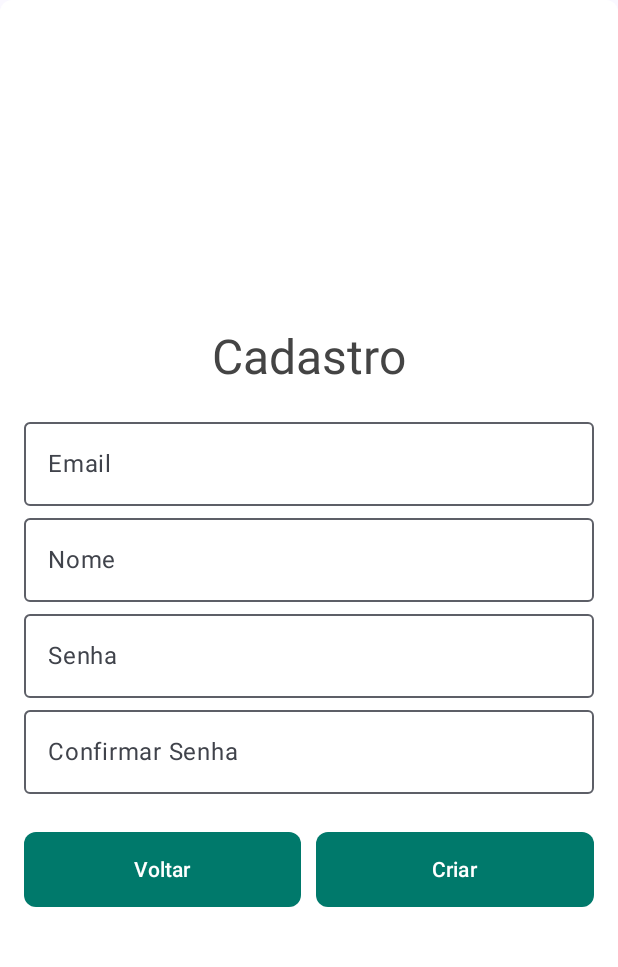
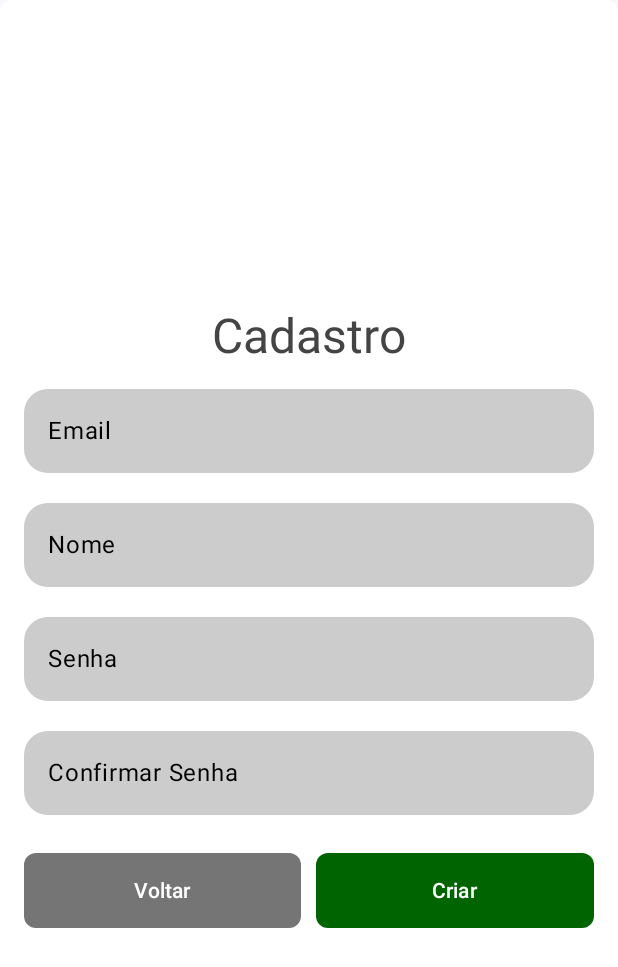
Before and after one commit to leonardobarral/challenge_loca_web, an Android app built with Jetpack Compose: the CreateUserScreen screen opened through its navigation route, on a phone screen of 412 x 824 dp. Shown: the top 967 px of the screen. Run offline under Robolectric (Android 15) with nearby library versions, the phone set to English and light mode, and no system bars; our stand-ins replace Room's generated code, livedata-compose.

Commit message:
feat: modificações no layout de loguin e cadastro

```diff
--- a/app/src/main/java/br/com/fiap/mailmaster/ui/screens/CreateUserScreen.kt
+++ b/app/src/main/java/br/com/fiap/mailmaster/ui/screens/CreateUserScreen.kt
@@ -16,6 +16,8 @@ import androidx.compose.material3.ButtonDefaults
 import androidx.compose.material3.OutlinedTextField
 import androidx.compose.material3.Surface
 import androidx.compose.material3.Text
+import androidx.compose.material3.TextField
+import androidx.compose.material3.TextFieldDefaults
 import androidx.compose.runtime.Composable
 import androidx.compose.runtime.mutableStateOf
 import androidx.compose.runtime.remember
@@ -119,27 +121,57 @@ fun CreateUserScreen(navController: NavController, viewModel: ViewModel) {
                 modifier = Modifier.padding(bottom = 16.dp)
             )
 
-            OutlinedTextField(
+            TextField(
                 value = userEmail.value,
                 onValueChange = {
                     userEmail.value = it
                     alertEmail.value = false
                 }, label = { Text(text = "Email") },
-                modifier = Modifier.fillMaxWidth()
+                modifier = Modifier.fillMaxWidth(),
+                colors = TextFieldDefaults.colors(
+                    unfocusedPlaceholderColor = Color.LightGray,
+                    focusedPlaceholderColor = Color.LightGray,
+                    unfocusedIndicatorColor = Color.Transparent,
+                    focusedIndicatorColor = Color.Transparent,
+                    focusedContainerColor = Color.LightGray,
+                    unfocusedContainerColor = Color.LightGray,
+                    unfocusedTextColor = Color.Black,
+                    focusedTextColor = Color.Black,
+                    focusedLabelColor = Color.Black,
+                    unfocusedLabelColor = Color.Black,
+                    cursorColor = Color.Black,
+
+                    ),
+                shape = RoundedCornerShape(16.dp)
             )
+            Spacer(modifier = Modifier.height(20.dp))
 
-
-            OutlinedTextField(
+            TextField(
                 value = userNome.value,
                 onValueChange = {
                     userNome.value = it
                 },
                 label = { Text(text = "Nome") },
-                modifier = Modifier.fillMaxWidth()
+                modifier = Modifier.fillMaxWidth(),
+                colors = TextFieldDefaults.colors(
+                    unfocusedPlaceholderColor = Color.LightGray,
+                    focusedPlaceholderColor = Color.LightGray,
+                    unfocusedIndicatorColor = Color.Transparent,
+                    focusedIndicatorColor = Color.Transparent,
+                    focusedContainerColor = Color.LightGray,
+                    unfocusedContainerColor = Color.LightGray,
+                    unfocusedTextColor = Color.Black,
+                    focusedTextColor = Color.Black,
+                    focusedLabelColor = Color.Black,
+                    unfocusedLabelColor = Color.Black,
+                    cursorColor = Color.Black,
+
+                    ),
+                shape = RoundedCornerShape(16.dp)
             )
+            Spacer(modifier = Modifier.height(20.dp))
 
-
-            OutlinedTextField(
+            TextField(
                 value = userSenha.value,
                 onValueChange = {
                     userSenha.value = it
@@ -147,12 +179,27 @@ fun CreateUserScreen(navController: NavController, viewModel: ViewModel) {
                     alertpasswordDistict.value = false
                 },
                 label = { Text(text = "Senha") },
-                modifier = Modifier.fillMaxWidth()
+                modifier = Modifier.fillMaxWidth(),
+                colors = TextFieldDefaults.colors(
+                    unfocusedPlaceholderColor = Color.LightGray,
+                    focusedPlaceholderColor = Color.LightGray,
+                    unfocusedIndicatorColor = Color.Transparent,
+                    focusedIndicatorColor = Color.Transparent,
+                    focusedContainerColor = Color.LightGray,
+                    unfocusedContainerColor = Color.LightGray,
+                    unfocusedTextColor = Color.Black,
+                    focusedTextColor = Color.Black,
+                    focusedLabelColor = Color.Black,
+                    unfocusedLabelColor = Color.Black,
+                    cursorColor = Color.Black,
+
+                    ),
+                shape = RoundedCornerShape(16.dp)
             )
+            Spacer(modifier = Modifier.height(20.dp))
 
 
-
-            OutlinedTextField(
+            TextField(
                 value = userSenha1.value,
                 onValueChange = {
                     userSenha1.value = it
@@ -160,7 +207,22 @@ fun CreateUserScreen(navController: NavController, viewModel: ViewModel) {
                     alertpasswordDistict.value = false
                 },
                 label = { Text(text = "Confirmar Senha") },
-                modifier = Modifier.fillMaxWidth()
+                modifier = Modifier.fillMaxWidth(),
+                colors = TextFieldDefaults.colors(
+                    unfocusedPlaceholderColor = Color.LightGray,
+                    focusedPlaceholderColor = Color.LightGray,
+                    unfocusedIndicatorColor = Color.Transparent,
+                    focusedIndicatorColor = Color.Transparent,
+                    focusedContainerColor = Color.LightGray,
+                    unfocusedContainerColor = Color.LightGray,
+                    unfocusedTextColor = Color.Black,
+                    focusedTextColor = Color.Black,
+                    focusedLabelColor = Color.Black,
+                    unfocusedLabelColor = Color.Black,
+                    cursorColor = Color.Black,
+
+                    ),
+                shape = RoundedCornerShape(16.dp)
             )
 
             Spacer(modifier = Modifier.height(25.dp))
@@ -170,7 +232,7 @@ fun CreateUserScreen(navController: NavController, viewModel: ViewModel) {
                     onClick = {
                         navController.navigate("first")
                     },
-                    colors = ButtonDefaults.buttonColors(containerColor = Color(0xFF00796B)),
+                    colors = ButtonDefaults.buttonColors(containerColor = Color(0xFF757575)),
                     modifier = Modifier
                         .weight(1f)
                         .height(50.dp),
@@ -204,7 +266,7 @@ fun CreateUserScreen(navController: NavController, viewModel: ViewModel) {
                         }
 
                     },
-                    colors = ButtonDefaults.buttonColors(containerColor = Color(0xFF00796B)),
+                    colors = ButtonDefaults.buttonColors(containerColor = Color(0xFF006400)),
                     modifier = Modifier
                         .weight(1f)
                         .height(50.dp),
--- a/app/src/main/java/br/com/fiap/mailmaster/ui/screens/LoginScreen.kt
+++ b/app/src/main/java/br/com/fiap/mailmaster/ui/screens/LoginScreen.kt
@@ -16,6 +16,9 @@ import androidx.compose.material3.ButtonDefaults
 import androidx.compose.material3.OutlinedTextField
 import androidx.compose.material3.Surface
 import androidx.compose.material3.Text
+import androidx.compose.material3.TextField
+import androidx.compose.material3.TextFieldDefaults
+import androidx.compose.material3.contentColorFor
 import androidx.compose.runtime.Composable
 import androidx.compose.runtime.getValue
 import androidx.compose.runtime.livedata.observeAsState
@@ -64,23 +67,56 @@ fun LoginScreen(navController: NavController, viewModel: ViewModel) {
                 modifier = Modifier.padding(bottom = 16.dp)
             )
             Row {
-                OutlinedTextField(
+                TextField(
                     value = userEmail.value,
                     onValueChange = {
                         userEmail.value = it
                     },
                     label = { Text("Email") },
-                    modifier = Modifier.fillMaxWidth()
+                    modifier = Modifier.fillMaxWidth(),
+                    placeholder = { Text("example@domain.com") },
+                    colors = TextFieldDefaults.colors(
+                        unfocusedPlaceholderColor = Color.LightGray,
+                        focusedPlaceholderColor = Color.LightGray,
+                        unfocusedIndicatorColor = Color.Transparent,
+                        focusedIndicatorColor = Color.Transparent,
+                        focusedContainerColor = Color.LightGray,
+                        unfocusedContainerColor = Color.LightGray,
+                        unfocusedTextColor = Color.Black,
+                        focusedTextColor = Color.Black,
+                        focusedLabelColor = Color.Black,
+                        unfocusedLabelColor = Color.Black,
+                        cursorColor = Color.Black,
+                    ),
+                    shape = RoundedCornerShape(16.dp)
                 )
             }
+            Spacer(modifier = Modifier.height(30.dp))
             Row {
-                OutlinedTextField(
+                TextField(
                     value = userSenha.value,
                     onValueChange = {
                         userSenha.value = it
                     },
+
                     label = { Text("Senha") },
-                    modifier = Modifier.fillMaxWidth()
+                    modifier = Modifier.fillMaxWidth(),
+                    placeholder = { Text("123abc$%") },
+                    colors = TextFieldDefaults.colors(
+                        unfocusedPlaceholderColor = Color.LightGray,
+                        focusedPlaceholderColor = Color.LightGray,
+                        unfocusedIndicatorColor = Color.Transparent,
+                        focusedIndicatorColor = Color.Transparent,
+                        focusedContainerColor = Color.LightGray,
+                        unfocusedContainerColor = Color.LightGray,
+                        unfocusedTextColor = Color.Black,
+                        focusedTextColor = Color.Black,
+                        focusedLabelColor = Color.Black,
+                        unfocusedLabelColor = Color.Black,
+                        cursorColor = Color.Black,
+
+                    ),
+                    shape = RoundedCornerShape(16.dp)
                 )
             }
             Spacer(modifier = Modifier.height(25.dp))
@@ -97,8 +133,8 @@ fun LoginScreen(navController: NavController, viewModel: ViewModel) {
                         .height(50.dp),
                     shape = RoundedCornerShape(8.dp),
                     colors = ButtonDefaults.buttonColors(
-                        containerColor = Color.LightGray,
-                        contentColor = Color.Black
+                        containerColor = Color(0xFF757575),
+                        contentColor = Color.White
                     )
                 ) {
                     Text(text = "Cadastro")
@@ -123,7 +159,7 @@ fun LoginScreen(navController: NavController, viewModel: ViewModel) {
                         .height(50.dp),
                     shape = RoundedCornerShape(8.dp),
                     colors = ButtonDefaults.buttonColors(
-                        containerColor = Color.Blue,
+                        containerColor = Color(0xFF006400),
                         contentColor = Color.White
                     )
                 ) {
```
